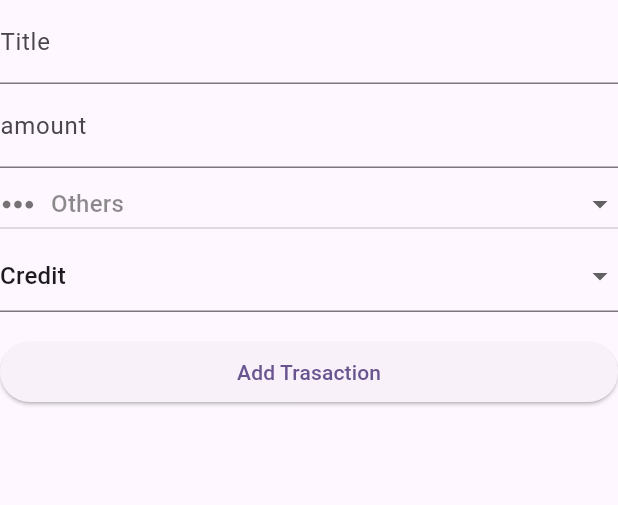
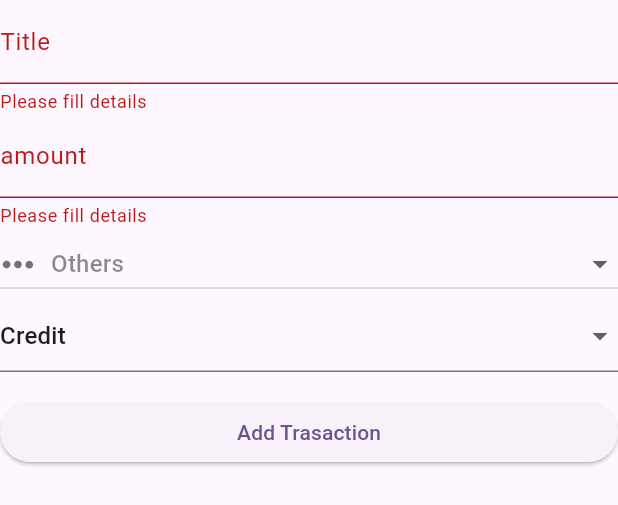
Before and after one commit to shishupaltech/expandwise, a Flutter app: the AddTransactionForm widget shown alone on an empty page, opened directly, after a tap on "Add Trasaction", on a phone screen of 412 x 824 dp. Shown: the top 505 px of the screen. Run offline on Flutter 3.47's test engine with Material 3 defaults, Android fonts, the phone set to English and light mode, and no system bars; our stand-ins replace firebase_auth, firebase_core, font_awesome_flutter; accounts and stored records are empty.

Commit message:
step 23: button is added in add_transaction_form with submit function and with validator in appvalidator

```diff
--- a/lib/utils/appvalidator.dart
+++ b/lib/utils/appvalidator.dart
@@ -44,4 +44,11 @@ class Appvalidator {
     return null;
   }
 
+  String? isEmptyCheck(value){
+    if(value!.isEmpty){
+      return 'Please fill details';
+    }
+    return null;
+  }
+
 }
--- a/lib/widgets/add_transaction_form.dart
+++ b/lib/widgets/add_transaction_form.dart
@@ -1,5 +1,5 @@
-
 import 'package:flutter/material.dart';
+import 'package:spendwise/utils/appvalidator.dart';
 import 'package:spendwise/widgets/category_dropdown.dart';
 
 class AddTransactionForm extends StatefulWidget {
@@ -12,15 +12,47 @@ class AddTransactionForm extends StatefulWidget {
 class _AddTransactionFormState extends State<AddTransactionForm> {
   var type = "credit";
   var category = "Others";
+
+  final GlobalKey<FormState> _formkey = GlobalKey<FormState>();
+  var isLoader = false;
+  var appValidator = Appvalidator();
+  Future<void> _submitForm() async {
+    if (_formkey.currentState!.validate()) {
+      setState(() {
+        isLoader = true;
+      });
+      // var data = {
+      //   'email': _emailController.text,
+      //   'password': _passwordController.text,
+      // };
+
+      print(data);
+      await authSerive.login(data, context);
+      Navigator.of(
+        context,
+      ).pushReplacement(MaterialPageRoute(builder: (context) => Dashboard()));
+      setState(() {
+        isLoader = false;
+      });
+    }
+  }
+
   @override
   Widget build(BuildContext context) {
     return SingleChildScrollView(
       child: Form(
+        key: _formkey,
         child: Column(
           crossAxisAlignment: CrossAxisAlignment.stretch,
           children: [
-            TextFormField(decoration: InputDecoration(labelText: 'Title')),
             TextFormField(
+              autovalidateMode: AutovalidateMode.onUserInteraction,
+              validator: appValidator.isEmptyCheck,
+              decoration: InputDecoration(labelText: 'Title'),
+            ),
+            TextFormField(
+              autovalidateMode: AutovalidateMode.onUserInteraction,
+              validator: appValidator.isEmptyCheck,
               keyboardType: TextInputType.number,
               decoration: InputDecoration(labelText: 'amount'),
             ),
@@ -50,7 +82,15 @@ class _AddTransactionFormState extends State<AddTransactionForm> {
               },
             ),
             SizedBox(height: 16),
-            ElevatedButton(onPressed: () {}, child: Text('Add Trasaction')),
+            ElevatedButton(
+              onPressed: () {
+                if(isLoader==false){
+                _submitForm();
+                }
+              },
+              child: isLoader?Center(child: CircularProgressIndicator()):
+               Text('Add Trasaction'),
+            ),
           ],
         ),
       ),
```
